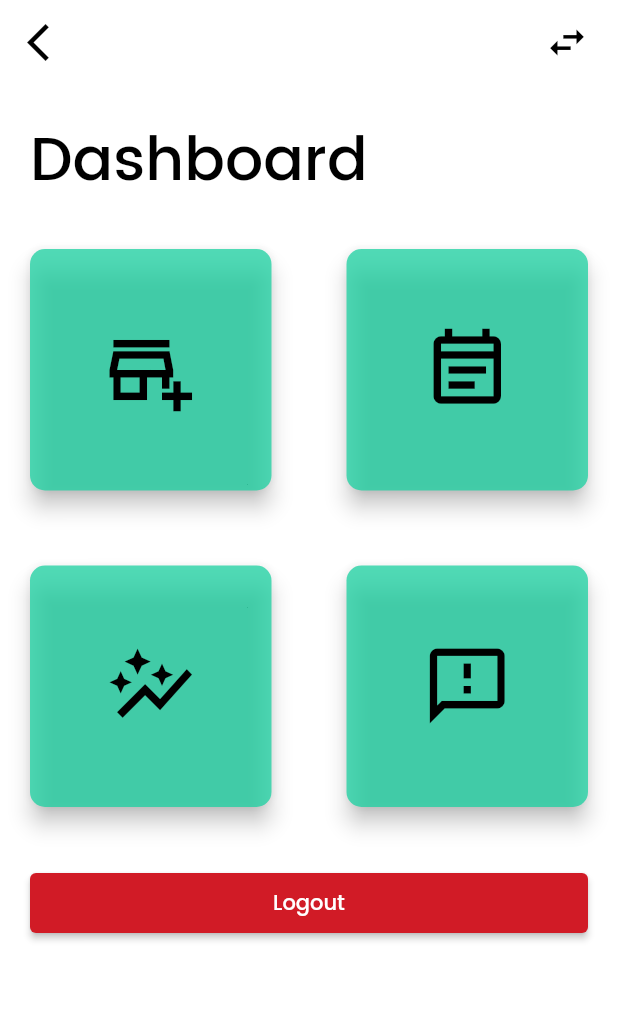
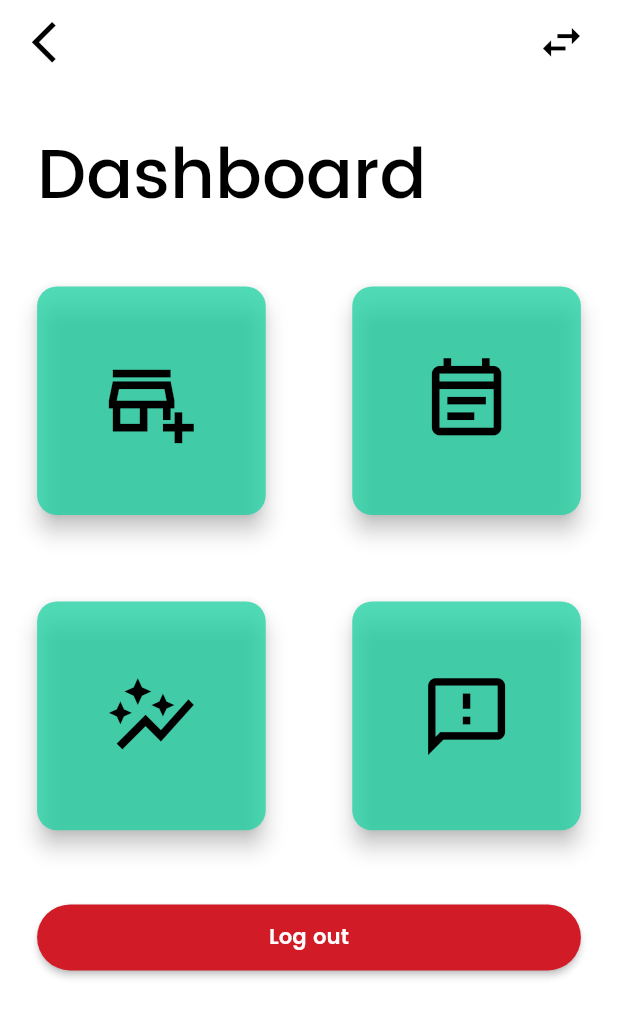
Before and after one commit to aswad546/BaltiApp, a Flutter app: the SellerDashboard screen opened directly, on a phone screen of 412 x 824 dp. Shown: the top 1017 px of the screen. Run offline on Flutter 3.47's test engine with Material 2 defaults, Android fonts, the phone set to English and light mode, and no system bars.

Commit message:
Seller Dashboard Fixes

```diff
--- a/lib/pages/seller/seller_dashboard.dart
+++ b/lib/pages/seller/seller_dashboard.dart
@@ -2,6 +2,8 @@ import 'dart:ui';
 
 import 'package:flutter/material.dart';
 import 'package:provider/provider.dart';
+
+import '../../widgets/custom_icon_button.dart';
 
 class SellerDashboard extends StatefulWidget {
   const SellerDashboard({Key? key}) : super(key: key);
@@ -13,51 +15,52 @@ class SellerDashboard extends StatefulWidget {
 class _SellerDashboardState extends State<SellerDashboard> {
   @override
   Widget build(BuildContext context) {
+    MediaQueryData mediaQuery = MediaQuery.of(context);
     return Scaffold(
       backgroundColor: const Color(0xffffffff),
       appBar: AppBar(
           elevation: 0,
           backgroundColor: const Color(0xffffffff),
           leading: Padding(
-            padding: const EdgeInsets.only(left: 10.0),
+            padding: EdgeInsets.only(left: mediaQuery.size.width * 0.032),
             child: IconButton(
               icon: const Icon(Icons.arrow_back_ios),
               color: Colors.black,
-              iconSize: 30,
+              iconSize: mediaQuery.size.width * 0.08,
               onPressed: () {},
             ),
           ),
           actions: [
             Padding(
-              padding: const EdgeInsets.only(right: 10.0),
+              padding: EdgeInsets.only(right: mediaQuery.size.width * 0.032),
               child: IconButton(
                 icon: const Icon(Icons.swap_horiz),
                 color: Colors.black,
-                iconSize: 30,
+                iconSize: mediaQuery.size.width * 0.08,
                 onPressed: () {},
               ),
             ),
           ]),
       body: Padding(
-        padding: const EdgeInsets.all(20.0),
+        padding: EdgeInsets.all(mediaQuery.size.width * 0.06),
         child: Column(crossAxisAlignment: CrossAxisAlignment.start, children: [
-          const Text(
+          Text(
             "Dashboard",
             style: TextStyle(
                 color: Colors.black,
                 fontWeight: FontWeight.w500,
-                fontSize: 40,
+                fontSize: mediaQuery.size.height * 0.056,
                 fontFamily: "Poppins"),
           ),
-          const SizedBox(
-            height: 30,
+          SizedBox(
+            height: mediaQuery.size.height * 0.05,
           ),
           GridView.count(
             shrinkWrap: true,
             primary: true,
             crossAxisCount: 2,
-            crossAxisSpacing: 50.0,
-            mainAxisSpacing: 50.0,
+            crossAxisSpacing: mediaQuery.size.height * 0.07,
+            mainAxisSpacing: mediaQuery.size.height * 0.07,
             children: <Widget>[
               FloatingActionButton(
                 onPressed: () {
@@ -68,11 +71,12 @@ class _SellerDashboardState extends State<SellerDashboard> {
                 },
                 backgroundColor: const Color.fromARGB(193, 27, 209, 161),
                 shape: RoundedRectangleBorder(
-                    borderRadius: BorderRadius.circular(10)),
-                child: const Icon(
+                    borderRadius:
+                        BorderRadius.circular(mediaQuery.size.width * 0.032)),
+                child: Icon(
                   Icons.add_business_outlined,
                   color: Colors.black,
-                  size: 60,
+                  size: mediaQuery.size.width * 0.15,
                 ),
               ),
               FloatingActionButton(
@@ -84,11 +88,12 @@ class _SellerDashboardState extends State<SellerDashboard> {
                 },
                 backgroundColor: const Color.fromARGB(193, 27, 209, 161),
                 shape: RoundedRectangleBorder(
-                    borderRadius: BorderRadius.circular(10)),
-                child: const Icon(
+                    borderRadius:
+                        BorderRadius.circular(mediaQuery.size.width * 0.032)),
+                child: Icon(
                   Icons.event_note_outlined,
                   color: Colors.black,
-                  size: 60,
+                  size: mediaQuery.size.width * 0.15,
                 ),
               ),
               FloatingActionButton(
@@ -100,11 +105,12 @@ class _SellerDashboardState extends State<SellerDashboard> {
                 },
                 backgroundColor: const Color.fromARGB(193, 27, 209, 161),
                 shape: RoundedRectangleBorder(
-                    borderRadius: BorderRadius.circular(10)),
-                child: const Icon(
+                    borderRadius:
+                        BorderRadius.circular(mediaQuery.size.width * 0.032)),
+                child: Icon(
                   Icons.auto_graph_outlined,
                   color: Colors.black,
-                  size: 60,
+                  size: mediaQuery.size.width * 0.15,
                 ),
               ),
               FloatingActionButton(
@@ -116,33 +122,39 @@ class _SellerDashboardState extends State<SellerDashboard> {
                 },
                 backgroundColor: const Color.fromARGB(193, 27, 209, 161),
                 shape: RoundedRectangleBorder(
-                    borderRadius: BorderRadius.circular(10)),
-                child: const Icon(
+                    borderRadius:
+                        BorderRadius.circular(mediaQuery.size.width * 0.032)),
+                child: Icon(
                   Icons.feedback_outlined,
                   color: Colors.black,
-                  size: 60,
+                  size: mediaQuery.size.width * 0.15,
                 ),
               ),
             ],
           ),
-          const SizedBox(
-            height: 40,
+          SizedBox(
+            height: mediaQuery.size.height * 0.06,
           ),
-          Center(
-            child: ElevatedButton(
-              // style: ButtonStyle(
-              //   backgroundColor: MaterialStateProperty.all<Color>(Colors.red),
-              //   fixedSize: MaterialStateProperty.all<Size>(Size.fromWidth(300)),
-              // ),
-              style: ElevatedButton.styleFrom(
-                primary: Color(0xffD11B26),
-                minimumSize: const Size.fromHeight(
-                    40), // fromHeight use double.infinity as width and 40 is the height
-              ),
-              child: const Text("Logout"),
-              onPressed: () {},
-            ),
-          )
+          // Center(
+          //   child: ElevatedButton(
+          //     // style: ButtonStyle(
+          //     //   backgroundColor: MaterialStateProperty.all<Color>(Colors.red),
+          //     //   fixedSize: MaterialStateProperty.all<Size>(Size.fromWidth(300)),
+          //     // ),
+          //     style: ElevatedButton.styleFrom(
+          //       primary: const Color(0xffD11B26),
+          //       minimumSize: const Size.fromHeight(
+          //           40), // fromHeight use double.infinity as width and 40 is the height
+          //     ),
+          //     child: const Text("Logout"),
+          //     onPressed: () {},
+          //   ),
+          // )
+          CustomIconButton(
+            color: const Color(0xffD11B26),
+            buttonLabel: "Log out",
+            onPressHandler: () {},
+          ),
         ]),
       ),
     );
--- a/lib/widgets/custom_icon_button.dart
+++ b/lib/widgets/custom_icon_button.dart
@@ -4,13 +4,13 @@ class CustomIconButton extends StatelessWidget {
   const CustomIconButton({
     Key? key,
     required this.buttonLabel,
-    required this.icon,
+    this.icon,
     required this.color,
     required this.onPressHandler,
   }) : super(key: key);
 
   final String buttonLabel;
-  final IconData icon;
+  final IconData? icon;
   final Color color;
   final Function onPressHandler;
 
@@ -27,9 +27,10 @@ class CustomIconButton extends StatelessWidget {
         borderRadius: BorderRadius.circular(100),
       ),
       child: Row(
+        mainAxisAlignment: MainAxisAlignment.center,
         children: [
           Container(
-            padding: EdgeInsets.only(left: mediaQuery.size.width / 18),
+            // padding: EdgeInsets.only(left: mediaQuery.size.width / 18),
             width: mediaQuery.size.width * 0.668,
             child: Center(
               child: Text(
@@ -41,10 +42,12 @@ class CustomIconButton extends StatelessWidget {
               ),
             ),
           ),
-          Icon(
-            icon,
-            color: Colors.white,
-          ),
+          icon != null
+              ? Icon(
+                  icon,
+                  color: Colors.white,
+                )
+              : SizedBox(),
         ],
       ),
     );
```
